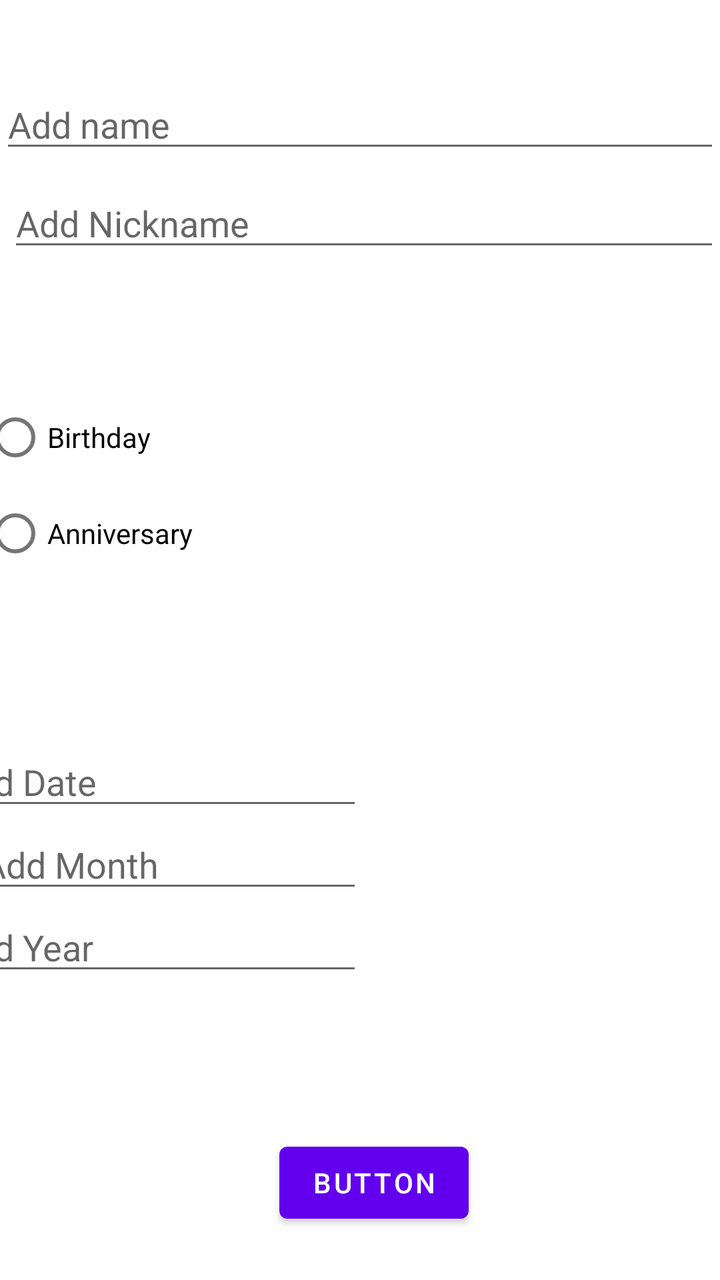
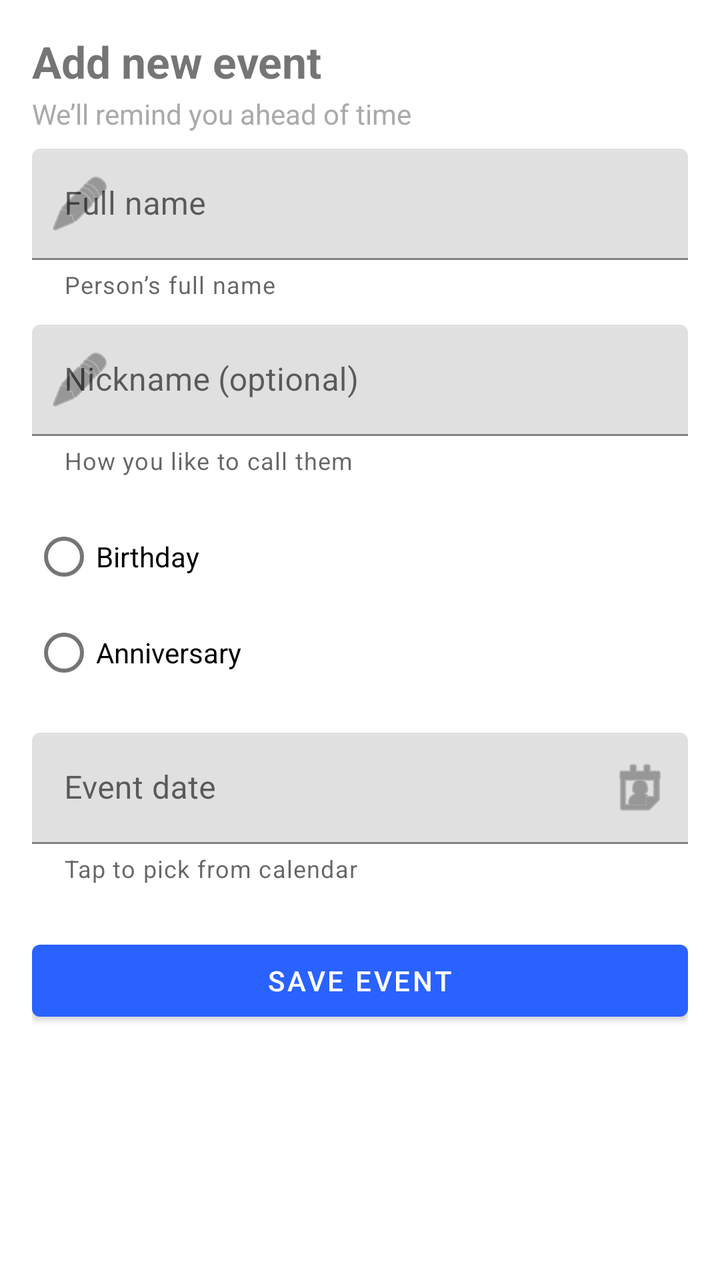

The first picture is an Android layout as it rendered before a commit; the second is the same layout after the commit. The layout source and the unified diff follow.
<!-- AndroidManifest.xml: application theme Theme.EventNotifier -->
<!-- res/layout/activity_main2.xml -->
<?xml version="1.0" encoding="utf-8"?>
<androidx.constraintlayout.widget.ConstraintLayout xmlns:android="http://schemas.android.com/apk/res/android"
    xmlns:app="http://schemas.android.com/apk/res-auto"
    xmlns:tools="http://schemas.android.com/tools"
    android:layout_width="match_parent"
    android:layout_height="match_parent"
    tools:context=".MainActivity2">

    <Button
        android:id="@+id/btn"
        android:layout_width="wrap_content"
        android:layout_height="wrap_content"
        android:text="Button"
        app:layout_constraintBottom_toBottomOf="parent"
        app:layout_constraintEnd_toEndOf="parent"
        app:layout_constraintHorizontal_bias="0.526"
        app:layout_constraintStart_toStartOf="parent"
        app:layout_constraintTop_toBottomOf="@+id/linearLayout"
        app:layout_constraintVertical_bias="0.493" />

    <com.google.android.material.textfield.TextInputEditText
        android:id="@+id/name"
        android:layout_width="match_parent"
        android:layout_height="wrap_content"
        android:layout_marginTop="40dp"
        android:hint="Add name"
        app:layout_constraintEnd_toEndOf="parent"
        app:layout_constraintHorizontal_bias="0.0"
        app:layout_constraintStart_toStartOf="parent"
        app:layout_constraintTop_toTopOf="parent" />

    <com.google.android.material.textfield.TextInputEditText
        android:id="@+id/nickname"
        android:layout_width="match_parent"
        android:layout_height="wrap_content"
        android:layout_marginStart="4dp"
        android:layout_marginTop="8dp"
        android:hint="Add Nickname"
        app:layout_constraintStart_toStartOf="parent"
        app:layout_constraintTop_toBottomOf="@+id/name" />

    <RadioGroup
        android:id="@+id/event_type"
        android:layout_width="376dp"
        android:layout_height="174dp"
        android:layout_marginTop="64dp"
        app:layout_constraintEnd_toEndOf="parent"
        app:layout_constraintHorizontal_bias="0.542"
        app:layout_constraintStart_toStartOf="parent"
        app:layout_constraintTop_toBottomOf="@+id/nickname">

        <RadioButton
            android:id="@+id/bday"
            android:layout_width="match_parent"
            android:layout_height="wrap_content"
            android:text="Birthday" />

        <RadioButton
            android:id="@+id/anniv"
            android:layout_width="match_parent"
            android:layout_height="wrap_content"
            android:text="Anniversary" />
    </RadioGroup>

    <LinearLayout
        android:id="@+id/linearLayout"
        android:layout_width="409dp"
        android:layout_height="175dp"
        android:orientation="vertical"
        app:layout_constraintEnd_toEndOf="parent"
        app:layout_constraintHorizontal_bias="1.0"
        app:layout_constraintStart_toStartOf="parent"
        app:layout_constraintTop_toBottomOf="@+id/event_type">

        <EditText
            android:id="@+id/date"
            android:layout_width="wrap_content"
            android:layout_height="wrap_content"
            android:layout_marginLeft="20dp"
            android:ems="10"
            android:hint="Add Date "
            android:inputType="number" />

        <EditText
            android:id="@+id/month"
            android:layout_width="wrap_content"
            android:layout_height="wrap_content"
            android:layout_marginLeft="20dp"
            android:ems="10"
            android:hint="Add Month"
            android:inputType="number"
            android:paddingLeft="20dp" />

        <EditText
            android:id="@+id/year"
            android:layout_width="wrap_content"
            android:layout_height="wrap_content"
            android:layout_marginLeft="20dp"
            android:ems="10"
            android:hint="Add Year"
            android:inputType="number" />
    </LinearLayout>


</androidx.constraintlayout.widget.ConstraintLayout>
<!-- resources referenced by this layout -->
<resources>
  <style name="Theme.EventNotifier" parent="Theme.MaterialComponents.DayNight.DarkActionBar">
          
          <item name="colorPrimary">@color/purple_500</item>
          <item name="colorPrimaryVariant">@color/purple_700</item>
          <item name="colorOnPrimary">@color/white</item>
          
          <item name="colorSecondary">@color/teal_200</item>
          <item name="colorSecondaryVariant">@color/teal_700</item>
          <item name="colorOnSecondary">@color/black</item>
          
          <item name="android:statusBarColor" tools:targetApi="l">?attr/colorPrimaryVariant</item>
          
      </style>
  <color name="purple_500">#FF6200EE</color>
  <color name="purple_700">#FF3700B3</color>
  <color name="white">#FFFFFFFF</color>
  <color name="teal_200">#FF03DAC5</color>
  <color name="teal_700">#FF018786</color>
  <color name="black">#FF000000</color>
</resources>

<!-- the commit's change to res/layout/activity_main2.xml (unified diff, before → after) -->
@@ -1,105 +1,115 @@
 <?xml version="1.0" encoding="utf-8"?>
-<androidx.constraintlayout.widget.ConstraintLayout xmlns:android="http://schemas.android.com/apk/res/android"
+<ScrollView xmlns:android="http://schemas.android.com/apk/res/android"
     xmlns:app="http://schemas.android.com/apk/res-auto"
     xmlns:tools="http://schemas.android.com/tools"
     android:layout_width="match_parent"
     android:layout_height="match_parent"
     tools:context=".MainActivity2">
 
-    <Button
-        android:id="@+id/btn"
-        android:layout_width="wrap_content"
-        android:layout_height="wrap_content"
-        android:text="Button"
-        app:layout_constraintBottom_toBottomOf="parent"
-        app:layout_constraintEnd_toEndOf="parent"
-        app:layout_constraintHorizontal_bias="0.526"
-        app:layout_constraintStart_toStartOf="parent"
-        app:layout_constraintTop_toBottomOf="@+id/linearLayout"
-        app:layout_constraintVertical_bias="0.493" />
-
-    <com.google.android.material.textfield.TextInputEditText
-        android:id="@+id/name"
+    <LinearLayout
         android:layout_width="match_parent"
         android:layout_height="wrap_content"
-        android:layout_marginTop="40dp"
-        android:hint="Add name"
-        app:layout_constraintEnd_toEndOf="parent"
-        app:layout_constraintHorizontal_bias="0.0"
-        app:layout_constraintStart_toStartOf="parent"
-        app:layout_constraintTop_toTopOf="parent" />
+        android:orientation="vertical"
+        android:padding="16dp">
 
-    <com.google.android.material.textfield.TextInputEditText
-        android:id="@+id/nickname"
-        android:layout_width="match_parent"
-        android:layout_height="wrap_content"
-        android:layout_marginStart="4dp"
-        android:layout_marginTop="8dp"
-        android:hint="Add Nickname"
-        app:layout_constraintStart_toStartOf="parent"
-        app:layout_constraintTop_toBottomOf="@+id/name" />
-
-    <RadioGroup
-        android:id="@+id/event_type"
-        android:layout_width="376dp"
-        android:layout_height="174dp"
-        android:layout_marginTop="64dp"
-        app:layout_constraintEnd_toEndOf="parent"
-        app:layout_constraintHorizontal_bias="0.542"
-        app:layout_constraintStart_toStartOf="parent"
-        app:layout_constraintTop_toBottomOf="@+id/nickname">
-
-        <RadioButton
-            android:id="@+id/bday"
+        <TextView
             android:layout_width="match_parent"
             android:layout_height="wrap_content"
-            android:text="Birthday" />
+            android:text="Add new event"
+            android:textSize="22sp"
+            android:textStyle="bold" />
 
-        <RadioButton
-            android:id="@+id/anniv"
+        <TextView
             android:layout_width="match_parent"
             android:layout_height="wrap_content"
-            android:text="Anniversary" />
-    </RadioGroup>
+            android:text="We’ll remind you ahead of time"
+            android:textColor="@android:color/darker_gray"
+            android:layout_marginTop="2dp" />
 
-    <LinearLayout
-        android:id="@+id/linearLayout"
-        android:layout_width="409dp"
-        android:layout_height="175dp"
-        android:orientation="vertical"
-        app:layout_constraintEnd_toEndOf="parent"
-        app:layout_constraintHorizontal_bias="1.0"
-        app:layout_constraintStart_toStartOf="parent"
-        app:layout_constraintTop_toBottomOf="@+id/event_type">
+        <com.google.android.material.textfield.TextInputLayout
+            android:layout_width="match_parent"
+            android:layout_height="wrap_content"
+            android:layout_marginTop="8dp"
+            app:startIconDrawable="@android:drawable/ic_menu_edit"
+            app:helperText="Person’s full name">
 
-        <EditText
-            android:id="@+id/date"
-            android:layout_width="wrap_content"
+            <com.google.android.material.textfield.TextInputEditText
+                android:id="@+id/name"
+                android:layout_width="match_parent"
+                android:layout_height="wrap_content"
+                android:hint="Full name" />
+        </com.google.android.material.textfield.TextInputLayout>
+
+        <com.google.android.material.textfield.TextInputLayout
+            android:layout_width="match_parent"
             android:layout_height="wrap_content"
-            android:layout_marginLeft="20dp"
-            android:ems="10"
-            android:hint="Add Date "
-            android:inputType="number" />
+            android:layout_marginTop="12dp"
+            app:startIconDrawable="@android:drawable/ic_menu_edit"
+            app:helperText="How you like to call them">
 
+            <com.google.android.material.textfield.TextInputEditText
+                android:id="@+id/nickname"
+                android:layout_width="match_parent"
+                android:layout_height="wrap_content"
+                android:hint="Nickname (optional)" />
+        </com.google.android.material.textfield.TextInputLayout>
+
+        <RadioGroup
+            android:id="@+id/event_type"
+            android:layout_width="match_parent"
+            android:layout_height="wrap_content"
+            android:layout_marginTop="16dp">
+
+            <RadioButton
+                android:id="@+id/bday"
+                android:layout_width="wrap_content"
+                android:layout_height="wrap_content"
+                android:text="Birthday" />
+
+            <RadioButton
+                android:id="@+id/anniv"
+                android:layout_width="wrap_content"
+                android:layout_height="wrap_content"
+                android:text="Anniversary" />
+        </RadioGroup>
+
+        <com.google.android.material.textfield.TextInputLayout
+            android:layout_width="match_parent"
+            android:layout_height="wrap_content"
+            android:layout_marginTop="16dp"
+            app:endIconDrawable="@android:drawable/ic_menu_my_calendar"
+            app:endIconMode="custom"
+            app:helperText="Tap to pick from calendar">
+            <com.google.android.material.textfield.TextInputEditText
+                android:id="@+id/date"
+                android:layout_width="match_parent"
+                android:layout_height="wrap_content"
+                android:focusable="false"
+                android:clickable="true"
+                android:hint="Event date" />
+        </com.google.android.material.textfield.TextInputLayout>
+
+        
         <EditText
             android:id="@+id/month"
-            android:layout_width="wrap_content"
-            android:layout_height="wrap_content"
-            android:layout_marginLeft="20dp"
-            android:ems="10"
-            android:hint="Add Month"
-            android:inputType="number"
-            android:paddingLeft="20dp" />
+            android:layout_width="0dp"
+            android:layout_height="0dp"
+            android:visibility="gone" />
 
         <EditText
             android:id="@+id/year"
-            android:layout_width="wrap_content"
+            android:layout_width="0dp"
+            android:layout_height="0dp"
+            android:visibility="gone" />
+
+        <com.google.android.material.button.MaterialButton
+            android:id="@+id/btn"
+            style="@style/Widget.MaterialComponents.Button"
+            android:layout_width="match_parent"
             android:layout_height="wrap_content"
-            android:layout_marginLeft="20dp"
-            android:ems="10"
-            android:hint="Add Year"
-            android:inputType="number" />
+            android:layout_marginTop="24dp"
+            android:text="Save Event" />
+
     </LinearLayout>
 
-
-</androidx.constraintlayout.widget.ConstraintLayout>
+</ScrollView>
<!-- resource entries referenced after the edit -->
@@ -1,23 +1,17 @@
 <!-- resources referenced by this layout -->
 <resources>
-  <style name="Theme.EventNotifier" parent="Theme.MaterialComponents.DayNight.DarkActionBar">
-          
-          <item name="colorPrimary">@color/purple_500</item>
-          <item name="colorPrimaryVariant">@color/purple_700</item>
-          <item name="colorOnPrimary">@color/white</item>
-          
-          <item name="colorSecondary">@color/teal_200</item>
-          <item name="colorSecondaryVariant">@color/teal_700</item>
-          <item name="colorOnSecondary">@color/black</item>
-          
+  <style name="Theme.EventNotifier" parent="Theme.MaterialComponents.DayNight.NoActionBar">
+          <item name="colorPrimary">@color/colorPrimary</item>
+          <item name="colorPrimaryVariant">@color/colorPrimaryVariant</item>
+          <item name="colorOnPrimary">@color/colorOnPrimary</item>
+          <item name="colorSecondary">@color/colorSecondary</item>
+          <item name="colorOnSecondary">@color/colorOnSecondary</item>
           <item name="android:statusBarColor" tools:targetApi="l">?attr/colorPrimaryVariant</item>
-          
       </style>
-  <color name="purple_500">#FF6200EE</color>
-  <color name="purple_700">#FF3700B3</color>
-  <color name="white">#FFFFFFFF</color>
-  <color name="teal_200">#FF03DAC5</color>
-  <color name="teal_700">#FF018786</color>
-  <color name="black">#FF000000</color>
+  <color name="colorPrimary">#2962FF</color>
+  <color name="colorPrimaryVariant">#0039CB</color>
+  <color name="colorOnPrimary">#FFFFFF</color>
+  <color name="colorSecondary">#FF6D00</color>
+  <color name="colorOnSecondary">#FFFFFF</color>
 </resources>
 
